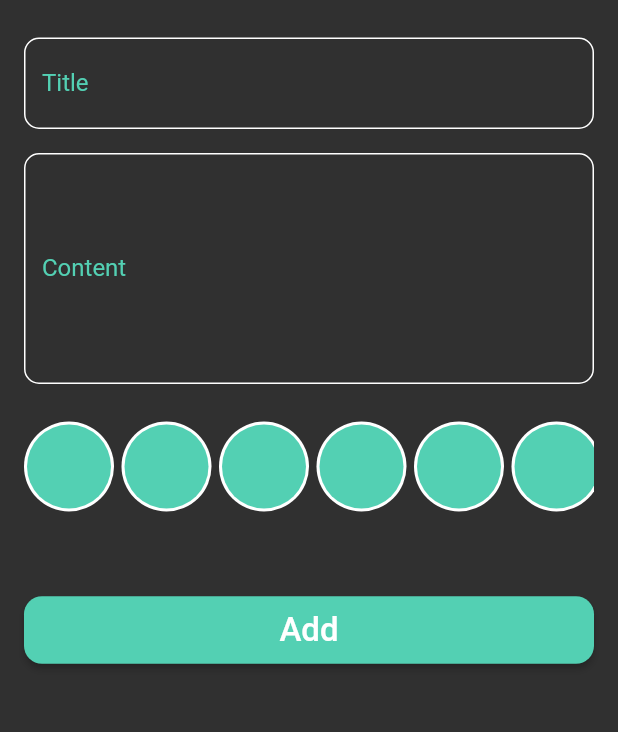
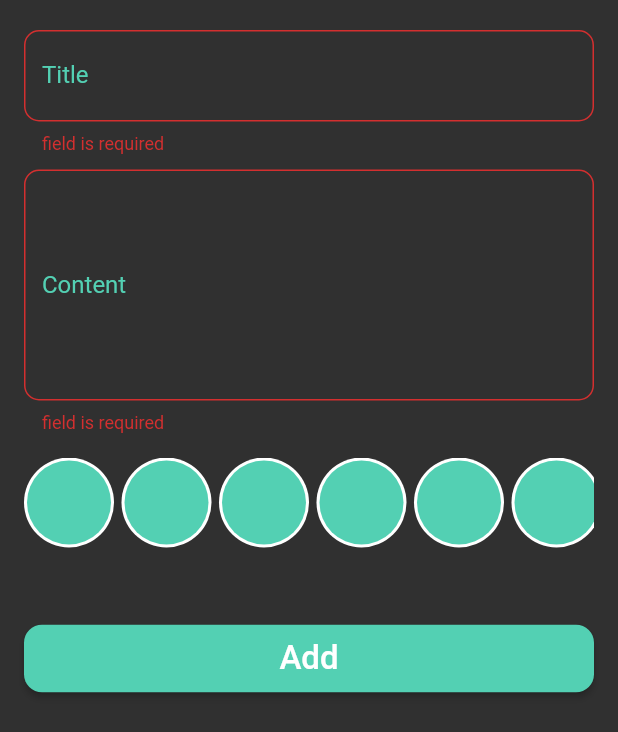
Before and after one commit to Eslam-mahmou/notes_app, a Flutter app: the AddNoteForm widget shown alone on an empty page, opened directly, after a tap on "Add", on a phone screen of 412 x 824 dp. Shown: the top 732 px of the screen. Run offline on Flutter 3.47's test engine with Material 2 defaults, Android fonts, the phone set to English and light mode, and no system bars.

Commit message:
NotesModels

```diff
--- a/lib/components/AddNoteForm.dart
+++ b/lib/components/AddNoteForm.dart
@@ -1,4 +1,5 @@
-import 'package:flutter/cupertino.dart';
+import 'package:flutter/material.dart';
+import 'package:notes_app_test/models/notes_models.dart';
 
 import 'AddButton.dart';
 import 'CustomTextField.dart';
@@ -12,8 +13,8 @@ class AddNoteForm extends StatefulWidget {
 }
 
 class _AddNoteFormState extends State<AddNoteForm> {
- String? title,subtitle,date;
-int? color;
+ String? title,subtitle;
+
   GlobalKey <FormState> formKey=GlobalKey();
   AutovalidateMode autovalidateMode=AutovalidateMode.disabled;
   @override
@@ -26,7 +27,7 @@ int? color;
           child: Column(
             children: [
             const  SizedBox(
-                height: 25,
+                height: 20,
               ),
              CustomTextField(
               onSaved: (value){
@@ -34,7 +35,7 @@ int? color;
               },
               labelText: 'Title', text: 'Title', maxLines: 1),
              const  SizedBox(
-                height: 16,
+                height: 10,
               ),
                CustomTextField(
                 onSaved: (value){
@@ -42,10 +43,10 @@ int? color;
                 },
                 labelText: 'Content', text: 'Content', maxLines: 6),
         const     SizedBox(
-              height: 20,
+              height: 16,
              ),
        const      SizedBox(
-              height: 70,
+              height: 60,
               child: ColorsListView()),
           const   SizedBox(
               height: 50,
@@ -53,10 +54,14 @@ int? color;
             AddButton(
               onPressed: (){
                 if(formKey.currentState!.validate()){
+               formKey.currentState!.save();
+                  var note =NotesModels(color:Colors.blue.value,
+                   date: DateTime.now().toString(),
+                   subtitle: subtitle!,
+                   title: title!);
 
-
-                  formKey.currentState!.save();
-
+                }else{
+                  autovalidateMode=AutovalidateMode.always;
                 }
 
               },
--- a/lib/components/CustomTextField.dart
+++ b/lib/components/CustomTextField.dart
@@ -11,7 +11,7 @@ final void Function(String?)? onSaved;
     return TextFormField(
         onSaved:onSaved ,
          validator: (value) {
-           if(value ==Null){
+           if(value!.isEmpty){
             return 'field is required';
            }
          },
@@ -27,6 +27,12 @@ final void Function(String?)? onSaved;
     label: Text(labelText),
   labelStyle:const TextStyle(
     color: kColor
+  ),
+  border: OutlineInputBorder(
+    borderRadius: BorderRadius.circular(10),
+      borderSide:const BorderSide(
+        color:kColor
+      )
   ),
     focusedBorder: OutlineInputBorder(
       borderRadius: BorderRadius.circular(10),
--- a/lib/models/notes_models.dart
+++ b/lib/models/notes_models.dart
@@ -5,7 +5,7 @@ class NotesModels{
   final String title;
   final String subtitle;
  final String date;
- final int color;
+  int color;
 
 NotesModels({required this.color,required this.date,required this.subtitle,required this.title});
 
--- a/lib/screens/HomePage.dart
+++ b/lib/screens/HomePage.dart
@@ -11,7 +11,12 @@ class HomePage extends StatelessWidget {
     floatingActionButton: FloatingActionButton(onPressed: (){
     showModalBottomSheet(
 
-      context: context, builder: (context){
+      context: context,
+      isScrollControlled: true,
+      builder:
+
+      (context){
+
       return const AddNote();
     },
     shape:RoundedRectangleBorder(
```
